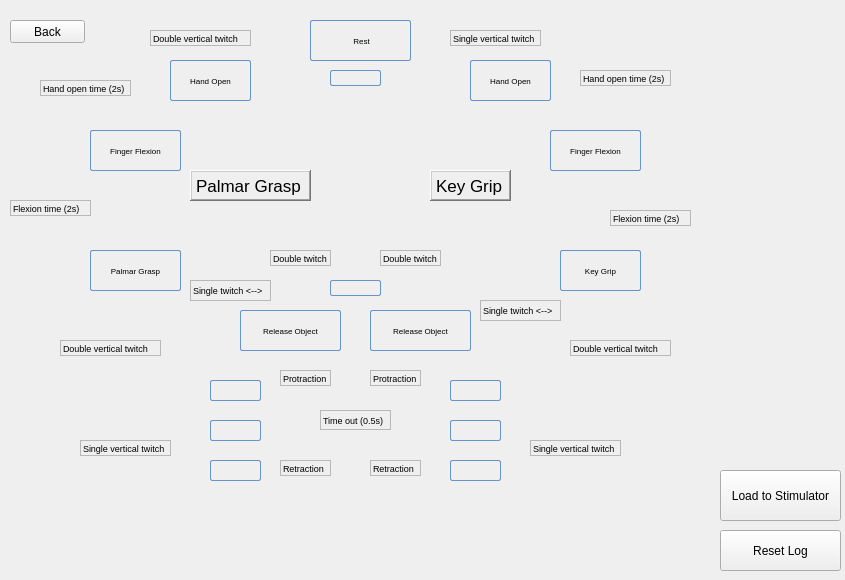
The window that POML060_v1/statetestwindow.ui (viniltc/POML060) describes before a commit, drawn with Qt 5.
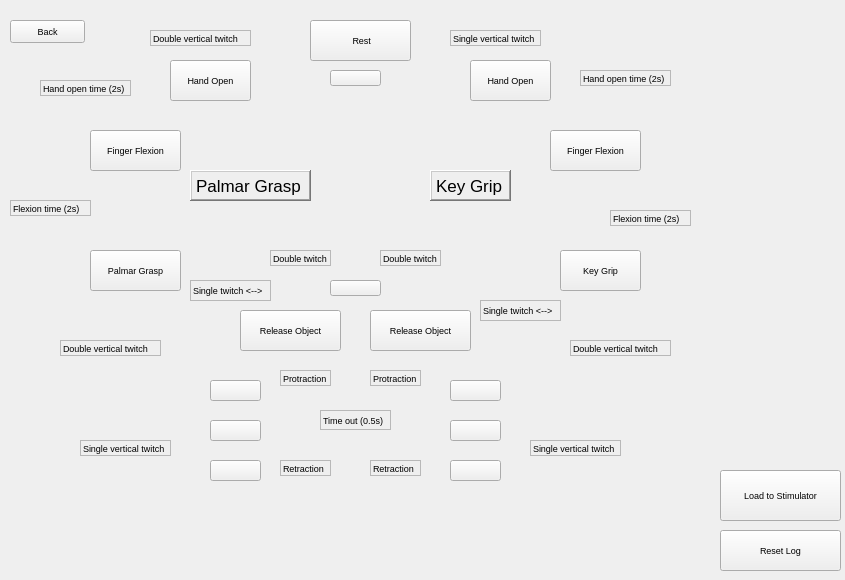
The same window after the commit. Icons and pictures are not drawn.

What changed in the file:
```diff
--- a/POML060_v1/statetestwindow.ui
+++ b/POML060_v1/statetestwindow.ui
@@ -22,6 +22,11 @@
      <height>23</height>
     </rect>
    </property>
+   <property name="font">
+    <font>
+     <pointsize>7</pointsize>
+    </font>
+   </property>
    <property name="text">
     <string>Back</string>
    </property>
@@ -35,18 +40,13 @@
      <height>41</height>
     </rect>
    </property>
+   <property name="font">
+    <font>
+     <pointsize>7</pointsize>
+    </font>
+   </property>
    <property name="styleSheet">
-    <string notr="true">QPushButton {
-        border: 1px solid #6593cf;
-        border-radius: 2px;
-       padding: 2px 2px 2px 2px;
-        background: qlineargradient(x1 : 0, y1 : 0, x2 : 0, y2 :   1, stop :   0.0 #f5f9ff,
-                stop :   0.5 #c7dfff, stop :   0.55 #afd2ff, stop :   1.0 #c0dbff);
-        color: #0000;
-        font:  large &quot;Arial&quot;;
-		font-size: 8px;
-        height: 30px;
-}</string>
+    <string notr="true"/>
    </property>
    <property name="text">
     <string>Hand Open</string>
@@ -74,18 +74,13 @@
      <height>41</height>
     </rect>
    </property>
+   <property name="font">
+    <font>
+     <pointsize>7</pointsize>
+    </font>
+   </property>
    <property name="styleSheet">
-    <string notr="true">QPushButton {
-        border: 1px solid #6593cf;
-        border-radius: 2px;
-        padding: 2px 2px 2px 2px;
-        background: qlineargradient(x1 : 0, y1 : 0, x2 : 0, y2 :   1, stop :   0.0 #f5f9ff,
-                stop :   0.5 #c7dfff, stop :   0.55 #afd2ff, stop :   1.0 #c0dbff);
-        color: #0000;
-        font:  large &quot;Arial&quot;;
-		font-size: 8px;
-        height: 30px;
-}</string>
+    <string notr="true"/>
    </property>
    <property name="text">
     <string>Hand Open</string>
@@ -100,18 +95,17 @@
      <height>41</height>
     </rect>
    </property>
+   <property name="font">
+    <font>
+     <family>MS Shell Dlg 2</family>
+     <pointsize>7</pointsize>
+     <weight>50</weight>
+     <italic>false</italic>
+     <bold>false</bold>
+    </font>
+   </property>
    <property name="styleSheet">
-    <string notr="true">QPushButton {
-        border: 1px solid #6593cf;
-        border-radius: 2px;
-        padding: 2px 2px 2px 2px;
-        background: qlineargradient(x1 : 0, y1 : 0, x2 : 0, y2 :   1, stop :   0.0 #f5f9ff,
-                stop :   0.5 #c7dfff, stop :   0.55 #afd2ff, stop :   1.0 #c0dbff);
-        color: #0000;
-        font:  large &quot;Arial&quot;;
-		font-size: 8px;
-        height: 30px;
-}</string>
+    <string notr="true"/>
    </property>
    <property name="text">
     <string> Rest</string>
@@ -126,18 +120,13 @@
      <height>41</height>
     </rect>
    </property>
+   <property name="font">
+    <font>
+     <pointsize>7</pointsize>
+    </font>
+   </property>
    <property name="styleSheet">
-    <string notr="true">QPushButton {
-        border: 1px solid #6593cf;
-        border-radius: 2px;
-        padding: 2px 2px 2px 2px;
-        background: qlineargradient(x1 : 0, y1 : 0, x2 : 0, y2 :   1, stop :   0.0 #f5f9ff,
-                stop :   0.5 #c7dfff, stop :   0.55 #afd2ff, stop :   1.0 #c0dbff);
-        color: #0000;
-        font:  large &quot;Arial&quot;;
-		font-size: 8px;
-        height: 30px;
-}</string>
+    <string notr="true"/>
    </property>
    <property name="text">
     <string>Finger Flexion</string>
@@ -152,18 +141,13 @@
      <height>41</height>
     </rect>
    </property>
+   <property name="font">
+    <font>
+     <pointsize>7</pointsize>
+    </font>
+   </property>
    <property name="styleSheet">
-    <string notr="true">QPushButton {
-        border: 1px solid #6593cf;
-        border-radius: 2px;
-       padding: 2px 2px 2px 2px;
-        background: qlineargradient(x1 : 0, y1 : 0, x2 : 0, y2 :   1, stop :   0.0 #f5f9ff,
-                stop :   0.5 #c7dfff, stop :   0.55 #afd2ff, stop :   1.0 #c0dbff);
-        color: #0000;
-        font:  large &quot;Arial&quot;;
-		font-size: 8px;
-        height: 30px;
-}</string>
+    <string notr="true"/>
    </property>
    <property name="text">
     <string>Finger Flexion</string>
@@ -178,18 +162,13 @@
      <height>41</height>
     </rect>
    </property>
+   <property name="font">
+    <font>
+     <pointsize>7</pointsize>
+    </font>
+   </property>
    <property name="styleSheet">
-    <string notr="true">QPushButton {
-        border: 1px solid #6593cf;
-        border-radius: 2px;
-        padding: 2px 2px 2px 2px;
-        background: qlineargradient(x1 : 0, y1 : 0, x2 : 0, y2 :   1, stop :   0.0 #f5f9ff,
-                stop :   0.5 #c7dfff, stop :   0.55 #afd2ff, stop :   1.0 #c0dbff);
-        color: #0000;
-        font:  large &quot;Arial&quot;;
-		font-size: 8px;
-        height: 30px;
-}</string>
+    <string notr="true"/>
    </property>
    <property name="text">
     <string>Palmar Grasp</string>
@@ -204,18 +183,13 @@
      <height>41</height>
     </rect>
    </property>
+   <property name="font">
+    <font>
+     <pointsize>7</pointsize>
+    </font>
+   </property>
    <property name="styleSheet">
-    <string notr="true">QPushButton {
-        border: 1px solid #6593cf;
-        border-radius: 2px;
-       padding: 2px 2px 2px 2px;
-        background: qlineargradient(x1 : 0, y1 : 0, x2 : 0, y2 :   1, stop :   0.0 #f5f9ff,
-                stop :   0.5 #c7dfff, stop :   0.55 #afd2ff, stop :   1.0 #c0dbff);
-        color: #0000;
-        font:  large &quot;Arial&quot;;
-		font-size: 8px;
-        height: 30px;
-}</string>
+    <string notr="true"/>
    </property>
    <property name="text">
     <string>Key Grip</string>
@@ -230,18 +204,13 @@
      <height>41</height>
     </rect>
    </property>
+   <property name="font">
+    <font>
+     <pointsize>7</pointsize>
+    </font>
+   </property>
    <property name="styleSheet">
-    <string notr="true">QPushButton {
-        border: 1px solid #6593cf;
-        border-radius: 2px;
-      padding: 2px 2px 2px 2px;
-        background: qlineargradient(x1 : 0, y1 : 0, x2 : 0, y2 :   1, stop :   0.0 #f5f9ff,
-                stop :   0.5 #c7dfff, stop :   0.55 #afd2ff, stop :   1.0 #c0dbff);
-        color: #0000;
-        font:  large &quot;Arial&quot;;
-		font-size: 8px;
-        height: 30px;
-}</string>
+    <string notr="true"/>
    </property>
    <property name="text">
     <string>Release Object</string>
@@ -256,18 +225,13 @@
      <height>41</height>
     </rect>
    </property>
+   <property name="font">
+    <font>
+     <pointsize>7</pointsize>
+    </font>
+   </property>
    <property name="styleSheet">
-    <string notr="true">QPushButton {
-        border: 1px solid #6593cf;
-        border-radius: 2px;
-       padding: 2px 2px 2px 2px;
-        background: qlineargradient(x1 : 0, y1 : 0, x2 : 0, y2 :   1, stop :   0.0 #f5f9ff,
-                stop :   0.5 #c7dfff, stop :   0.55 #afd2ff, stop :   1.0 #c0dbff);
-        color: #0000;
-        font:  large &quot;Arial&quot;;
-		font-size: 8px;
-        height: 30px;
-}</string>
+    <string notr="true"/>
    </property>
    <property name="text">
     <string>Release Object</string>
@@ -283,17 +247,7 @@
     </rect>
    </property>
    <property name="styleSheet">
-    <string notr="true">QPushButton {
-        border: 1px solid #6593cf;
-        border-radius: 2px;
-   padding: 5px 5px 2px 5px;
-        background: qlineargradient(x1 : 0, y1 : 0, x2 : 0, y2 :   1, stop :   0.0 #f5f9ff,
-                stop :   0.5 #c7dfff, stop :   0.55 #afd2ff, stop :   1.0 #c0dbff);
-        color: #0000;
-        font:  large &quot;Arial&quot;;
-		font-size: 16px;
-        height: 30px;
-}</string>
+    <string notr="true"/>
    </property>
    <property name="text">
     <string/>
@@ -313,17 +267,7 @@
     </rect>
    </property>
    <property name="styleSheet">
-    <string notr="true">QPushButton {
-        border: 1px solid #6593cf;
-        border-radius: 2px;
-       padding: 2px 2px 2px 2px;
-        background: qlineargradient(x1 : 0, y1 : 0, x2 : 0, y2 :   1, stop :   0.0 #f5f9ff,
-                stop :   0.5 #c7dfff, stop :   0.55 #afd2ff, stop :   1.0 #c0dbff);
-        color: #0000;
-        font:  large &quot;Arial&quot;;
-		font-size: 16px;
-        height: 30px;
-}</string>
+    <string notr="true"/>
    </property>
    <property name="text">
     <string/>
@@ -339,17 +283,7 @@
     </rect>
    </property>
    <property name="styleSheet">
-    <string notr="true">QPushButton {
-        border: 1px solid #6593cf;
-        border-radius: 2px;
-    padding: 5px 5px 2px 5px;
-        background: qlineargradient(x1 : 0, y1 : 0, x2 : 0, y2 :   1, stop :   0.0 #f5f9ff,
-                stop :   0.5 #c7dfff, stop :   0.55 #afd2ff, stop :   1.0 #c0dbff);
-        color: #0000;
-        font:  large &quot;Arial&quot;;
-		font-size: 16px;
-        height: 30px;
-}</string>
+    <string notr="true"/>
    </property>
    <property name="text">
     <string/>
@@ -371,7 +305,6 @@
    <property name="font">
     <font>
      <family>Arial</family>
-     <pointsize>-1</pointsize>
      <weight>50</weight>
      <italic>false</italic>
      <bold>false</bold>
@@ -382,17 +315,7 @@
     <enum>Qt::LeftToRight</enum>
    </property>
    <property name="styleSheet">
-    <string notr="true">QPushButton {
-        border: 1px solid #6593cf;
-        border-radius: 2px;
-   padding: 5px 5px 2px 5px;
-        background: qlineargradient(x1 : 0, y1 : 0, x2 : 0, y2 :   1, stop :   0.0 #f5f9ff,
-                stop :   0.5 #c7dfff, stop :   0.55 #afd2ff, stop :   1.0 #c0dbff);
-        color: #0000;
-        font:  large &quot;Arial&quot;;
-		font-size: 16px;
-        height: 30px;
-}</string>
+    <string notr="true"/>
    </property>
    <property name="text">
     <string/>
@@ -412,17 +335,7 @@
     </rect>
    </property>
    <property name="styleSheet">
-    <string notr="true">QPushButton {
-        border: 1px solid #6593cf;
-        border-radius: 2px;
-      padding: 2px 2px 2px 2px;
-        background: qlineargradient(x1 : 0, y1 : 0, x2 : 0, y2 :   1, stop :   0.0 #f5f9ff,
-                stop :   0.5 #c7dfff, stop :   0.55 #afd2ff, stop :   1.0 #c0dbff);
-        color: #0000;
-        font:  large &quot;Arial&quot;;
-		font-size: 16px;
-        height: 30px;
-}</string>
+    <string notr="true"/>
    </property>
    <property name="text">
     <string/>
@@ -438,17 +351,7 @@
     </rect>
    </property>
    <property name="styleSheet">
-    <string notr="true">QPushButton {
-        border: 1px solid #6593cf;
-        border-radius: 2px;
-   padding: 5px 5px 2px 5px;
-        background: qlineargradient(x1 : 0, y1 : 0, x2 : 0, y2 :   1, stop :   0.0 #f5f9ff,
-                stop :   0.5 #c7dfff, stop :   0.55 #afd2ff, stop :   1.0 #c0dbff);
-        color: #0000;
-        font:  large &quot;Arial&quot;;
-		font-size: 16px;
-        height: 30px;
-}</string>
+    <string notr="true"/>
    </property>
    <property name="text">
     <string/>
@@ -900,17 +803,7 @@
     </rect>
    </property>
    <property name="styleSheet">
-    <string notr="true">QPushButton {
-        border: 1px solid #6593cf;
-        border-radius: 2px;
-        padding: 5px 15px 2px 5px;
-        background: qlineargradient(x1 : 0, y1 : 0, x2 : 0, y2 :   1, stop :   0.0 #f5f9ff,
-                stop :   0.5 #c7dfff, stop :   0.55 #afd2ff, stop :   1.0 #c0dbff);
-        color: #0000;
-        font:  large &quot;Arial&quot;;
-		font-size: 16px;
-        height: 30px;
-}</string>
+    <string notr="true"/>
    </property>
    <property name="text">
     <string/>
@@ -967,6 +860,11 @@
      <height>51</height>
     </rect>
    </property>
+   <property name="font">
+    <font>
+     <pointsize>7</pointsize>
+    </font>
+   </property>
    <property name="text">
     <string>Load to Stimulator</string>
    </property>
@@ -980,6 +878,11 @@
      <height>41</height>
     </rect>
    </property>
+   <property name="font">
+    <font>
+     <pointsize>7</pointsize>
+    </font>
+   </property>
    <property name="text">
     <string>Reset Log</string>
    </property>
@@ -994,17 +897,7 @@
     </rect>
    </property>
    <property name="styleSheet">
-    <string notr="true">QPushButton {
-        border: 1px solid #6593cf;
-        border-radius: 2px;
-        padding: 5px 15px 2px 5px;
-        background: qlineargradient(x1 : 0, y1 : 0, x2 : 0, y2 :   1, stop :   0.0 #f5f9ff,
-                stop :   0.5 #c7dfff, stop :   0.55 #afd2ff, stop :   1.0 #c0dbff);
-        color: #0000;
-        font:  large &quot;Arial&quot;;
-		font-size: 16px;
-        height: 30px;
-}</string>
+    <string notr="true"/>
    </property>
    <property name="text">
     <string/>
```
